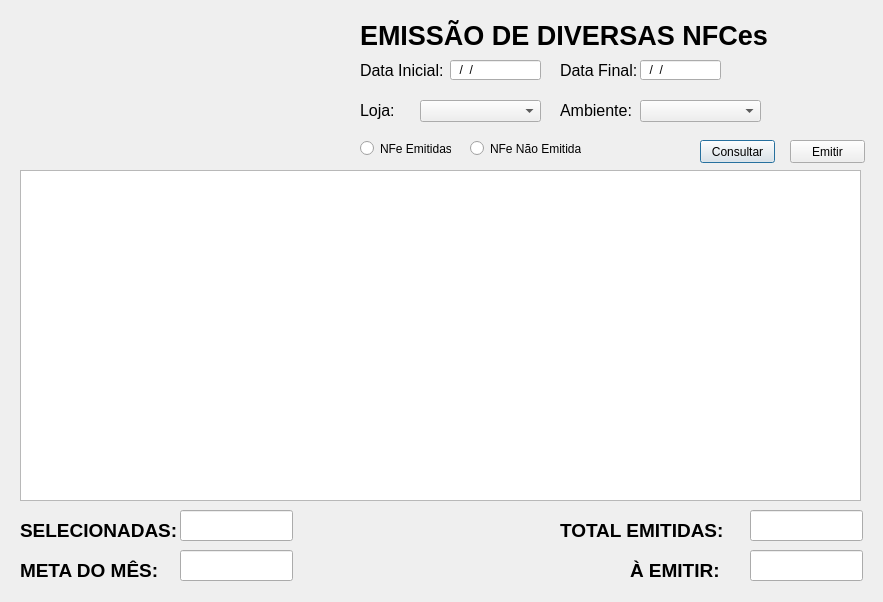
This is emissao_diversas.ui in arthuraml/raider-tech as Qt 5 draws it before an edit. The edited form follows.
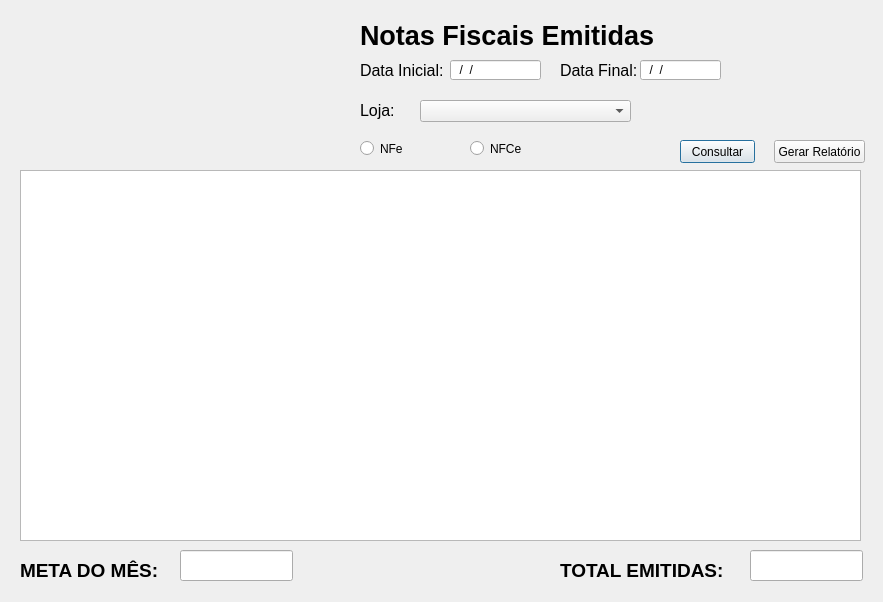
This is the edited form. Icons and pictures are not drawn.

Patch:
```diff
--- a/emissao_diversas.ui
+++ b/emissao_diversas.ui
@@ -30,7 +30,7 @@
     </font>
    </property>
    <property name="text">
-    <string>EMISSÃO DE DIVERSAS NFCes</string>
+    <string>Notas Fiscais Emitidas </string>
    </property>
   </widget>
   <widget class="QLabel" name="label_3">
@@ -120,49 +120,14 @@
      <x>20</x>
      <y>170</y>
      <width>841</width>
-     <height>331</height>
+     <height>371</height>
     </rect>
    </property>
   </widget>
-  <widget class="QLabel" name="label_5">
-   <property name="geometry">
-    <rect>
-     <x>630</x>
-     <y>560</y>
-     <width>101</width>
-     <height>21</height>
-    </rect>
-   </property>
-   <property name="font">
-    <font>
-     <pointsize>14</pointsize>
-     <weight>75</weight>
-     <bold>true</bold>
-    </font>
-   </property>
-   <property name="text">
-    <string>À EMITIR:</string>
-   </property>
-  </widget>
-  <widget class="QLineEdit" name="lineEdit_3">
-   <property name="geometry">
-    <rect>
-     <x>750</x>
-     <y>550</y>
-     <width>113</width>
-     <height>31</height>
-    </rect>
-   </property>
-   <property name="font">
-    <font>
-     <pointsize>10</pointsize>
-    </font>
-   </property>
-  </widget>
   <widget class="QPushButton" name="pushButton">
    <property name="geometry">
     <rect>
-     <x>700</x>
+     <x>680</x>
      <y>140</y>
      <width>75</width>
      <height>23</height>
@@ -176,7 +141,7 @@
    <property name="geometry">
     <rect>
      <x>750</x>
-     <y>510</y>
+     <y>550</y>
      <width>113</width>
      <height>31</height>
     </rect>
@@ -191,7 +156,7 @@
    <property name="geometry">
     <rect>
      <x>560</x>
-     <y>520</y>
+     <y>560</y>
      <width>181</width>
      <height>21</height>
     </rect>
@@ -217,7 +182,7 @@
     </rect>
    </property>
    <property name="text">
-    <string>NFe Emitidas</string>
+    <string>NFe</string>
    </property>
   </widget>
   <widget class="QRadioButton" name="radioButton_2">
@@ -230,42 +195,7 @@
     </rect>
    </property>
    <property name="text">
-    <string>NFe Não Emitidas</string>
-   </property>
-  </widget>
-  <widget class="QLabel" name="label_7">
-   <property name="geometry">
-    <rect>
-     <x>20</x>
-     <y>520</y>
-     <width>181</width>
-     <height>21</height>
-    </rect>
-   </property>
-   <property name="font">
-    <font>
-     <pointsize>14</pointsize>
-     <weight>75</weight>
-     <bold>true</bold>
-    </font>
-   </property>
-   <property name="text">
-    <string>SELECIONADAS:</string>
-   </property>
-  </widget>
-  <widget class="QLineEdit" name="lineEdit_5">
-   <property name="geometry">
-    <rect>
-     <x>180</x>
-     <y>510</y>
-     <width>113</width>
-     <height>31</height>
-    </rect>
-   </property>
-   <property name="font">
-    <font>
-     <pointsize>10</pointsize>
-    </font>
+    <string>NFCe</string>
    </property>
   </widget>
   <widget class="QLabel" name="label_8">
@@ -306,14 +236,14 @@
   <widget class="QPushButton" name="pushButton_2">
    <property name="geometry">
     <rect>
-     <x>790</x>
+     <x>774</x>
      <y>140</y>
-     <width>75</width>
+     <width>91</width>
      <height>23</height>
     </rect>
    </property>
    <property name="text">
-    <string>Emitir</string>
+    <string>Gerar Relatório</string>
    </property>
   </widget>
   <widget class="QLabel" name="label_9">
@@ -339,35 +269,7 @@
     <rect>
      <x>420</x>
      <y>100</y>
-     <width>121</width>
-     <height>22</height>
-    </rect>
-   </property>
-  </widget>
-  <widget class="QLabel" name="label_10">
-   <property name="geometry">
-    <rect>
-     <x>560</x>
-     <y>100</y>
-     <width>81</width>
-     <height>21</height>
-    </rect>
-   </property>
-   <property name="font">
-    <font>
-     <pointsize>12</pointsize>
-    </font>
-   </property>
-   <property name="text">
-    <string>Ambiente:</string>
-   </property>
-  </widget>
-  <widget class="QComboBox" name="comboBox_2">
-   <property name="geometry">
-    <rect>
-     <x>640</x>
-     <y>100</y>
-     <width>121</width>
+     <width>211</width>
      <height>22</height>
     </rect>
    </property>
```
